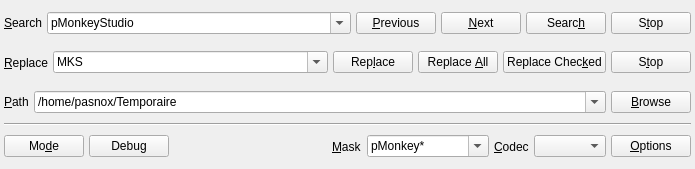
The window that v2/branches/dev/plugins/base/SearchAndReplaceV2/src/SearchWidget.ui (testmana2/mks) describes before a commit, drawn with Qt 5.
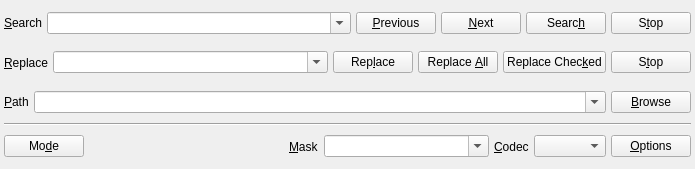
The same window after the commit. Icons and pictures are not drawn.

Commit message: Add search & replace actions in the edit menu. Support for Search & Replace is now fully implemented and finished :)

The edit to the form file:
```diff
--- a/v2/branches/dev/plugins/base/SearchAndReplaceV2/src/SearchWidget.ui
+++ b/v2/branches/dev/plugins/base/SearchAndReplaceV2/src/SearchWidget.ui
@@ -53,16 +53,6 @@
         <property name="editable">
          <bool>true</bool>
         </property>
-        <item>
-         <property name="text">
-          <string>pMonkeyStudio</string>
-         </property>
-        </item>
-        <item>
-         <property name="text">
-          <string>MKS</string>
-         </property>
-        </item>
        </widget>
       </item>
       <item>
@@ -160,16 +150,6 @@
         <property name="editable">
          <bool>true</bool>
         </property>
-        <item>
-         <property name="text">
-          <string>MKS</string>
-         </property>
-        </item>
-        <item>
-         <property name="text">
-          <string>pMonkeyStudio</string>
-         </property>
-        </item>
        </widget>
       </item>
       <item>
@@ -263,11 +243,6 @@
         <property name="editable">
          <bool>true</bool>
         </property>
-        <item>
-         <property name="text">
-          <string>/home/pasnox/Temporaire</string>
-         </property>
-        </item>
        </widget>
       </item>
       <item>
@@ -329,13 +304,6 @@
         </property>
        </widget>
       </item>
-      <item>
-       <widget class="QPushButton" name="pbDebug">
-        <property name="text">
-         <string>Debug</string>
-        </property>
-       </widget>
-      </item>
       <item>
        <spacer name="horizontalSpacer_4">
         <property name="orientation">
@@ -392,11 +360,6 @@
            <property name="editable">
             <bool>true</bool>
            </property>
-           <item>
-            <property name="text">
-             <string>pMonkey*</string>
-            </property>
-           </item>
           </widget>
          </item>
         </layout>
```
Left out of the diff: 4 changed lines with no effect on the pictures. The commit also changes 6 other files.
